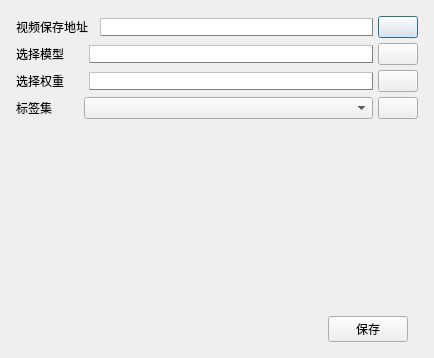
Shallowind/SADVS, file model_settings.ui: the form before one commit.
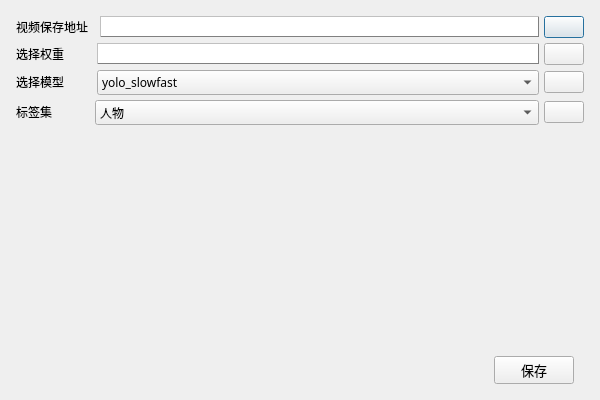
The form after the commit. Icons and pictures are not drawn.

Commit message: 继续接入模型

```diff
--- a/model_settings.ui
+++ b/model_settings.ui
@@ -6,8 +6,8 @@
    <rect>
     <x>0</x>
     <y>0</y>
-    <width>434</width>
-    <height>358</height>
+    <width>600</width>
+    <height>400</height>
    </rect>
   </property>
   <property name="windowTitle">
@@ -47,55 +47,22 @@
         </widget>
        </item>
        <item>
-        <widget class="QLineEdit" name="lineEdit">
+        <widget class="QLineEdit" name="save_address_edit">
+         <property name="font">
+          <font>
+           <family>微软雅黑</family>
+          </font>
+         </property>
          <property name="styleSheet">
           <string notr="true">border-width:1;border-style:outset;border-color:gray;</string>
          </property>
-        </widget>
-       </item>
-       <item>
-        <widget class="QPushButton" name="pushButton">
-         <property name="sizePolicy">
-          <sizepolicy hsizetype="Fixed" vsizetype="Fixed">
-           <horstretch>0</horstretch>
-           <verstretch>0</verstretch>
-          </sizepolicy>
+         <property name="readOnly">
+          <bool>true</bool>
          </property>
-         <property name="text">
-          <string/>
-         </property>
-         <property name="icon">
-          <iconset>
-           <normaloff>resources/op_icon/edit.png</normaloff>resources/op_icon/edit.png</iconset>
-         </property>
         </widget>
        </item>
-      </layout>
-     </item>
-     <item>
-      <layout class="QHBoxLayout" name="horizontalLayout_2" stretch="2,5,1">
        <item>
-        <widget class="QLabel" name="label_3">
-         <property name="sizePolicy">
-          <sizepolicy hsizetype="Fixed" vsizetype="Fixed">
-           <horstretch>0</horstretch>
-           <verstretch>0</verstretch>
-          </sizepolicy>
-         </property>
-         <property name="text">
-          <string>选择模型      </string>
-         </property>
-        </widget>
-       </item>
-       <item>
-        <widget class="QLineEdit" name="lineEdit_2">
-         <property name="styleSheet">
-          <string notr="true">border-width:1;border-style:outset;border-color:gray;</string>
-         </property>
-        </widget>
-       </item>
-       <item>
-        <widget class="QPushButton" name="pushButton_2">
+        <widget class="QPushButton" name="save_address_button">
          <property name="sizePolicy">
           <sizepolicy hsizetype="Fixed" vsizetype="Fixed">
            <horstretch>0</horstretch>
@@ -123,16 +90,29 @@
            <verstretch>0</verstretch>
           </sizepolicy>
          </property>
+         <property name="font">
+          <font>
+           <family>微软雅黑</family>
+          </font>
+         </property>
          <property name="text">
-          <string>选择权重      </string>
+          <string>选择权重         </string>
          </property>
         </widget>
        </item>
        <item>
-        <widget class="QLineEdit" name="lineEdit_3">
+        <widget class="QLineEdit" name="pt_edit">
+         <property name="font">
+          <font>
+           <family>微软雅黑</family>
+          </font>
+         </property>
          <property name="styleSheet">
           <string notr="true">border-width:1;border-style:outset;border-color:gray;</string>
          </property>
+         <property name="readOnly">
+          <bool>true</bool>
+         </property>
         </widget>
        </item>
        <item>
@@ -154,6 +134,70 @@
        </item>
       </layout>
      </item>
+     <item>
+      <layout class="QHBoxLayout" name="horizontalLayout_2" stretch="2,5,1">
+       <item>
+        <widget class="QLabel" name="label_3">
+         <property name="sizePolicy">
+          <sizepolicy hsizetype="Fixed" vsizetype="Fixed">
+           <horstretch>0</horstretch>
+           <verstretch>0</verstretch>
+          </sizepolicy>
+         </property>
+         <property name="font">
+          <font>
+           <family>微软雅黑</family>
+          </font>
+         </property>
+         <property name="text">
+          <string>选择模型         </string>
+         </property>
+        </widget>
+       </item>
+       <item>
+        <widget class="QComboBox" name="model_combox">
+         <property name="sizePolicy">
+          <sizepolicy hsizetype="Expanding" vsizetype="Fixed">
+           <horstretch>0</horstretch>
+           <verstretch>0</verstretch>
+          </sizepolicy>
+         </property>
+         <property name="font">
+          <font>
+           <family>微软雅黑</family>
+          </font>
+         </property>
+         <item>
+          <property name="text">
+           <string>yolo_slowfast</string>
+          </property>
+         </item>
+         <item>
+          <property name="text">
+           <string>yolov5</string>
+          </property>
+         </item>
+        </widget>
+       </item>
+       <item>
+        <widget class="QPushButton" name="model_select_button">
+         <property name="sizePolicy">
+          <sizepolicy hsizetype="Fixed" vsizetype="Fixed">
+           <horstretch>0</horstretch>
+           <verstretch>0</verstretch>
+          </sizepolicy>
+         </property>
+         <property name="text">
+          <string/>
+         </property>
+         <property name="icon">
+          <iconset>
+           <normaloff>resources/op_icon/alarm.png</normaloff>resources/op_icon/alarm.png</iconset>
+         </property>
+        </widget>
+       </item>
+      </layout>
+     </item>
      <item>
       <layout class="QHBoxLayout" name="horizontalLayout_4" stretch="2,5,1">
        <item>
@@ -164,8 +208,13 @@
            <verstretch>0</verstretch>
           </sizepolicy>
          </property>
+         <property name="font">
+          <font>
+           <family>微软雅黑</family>
+          </font>
+         </property>
          <property name="text">
-          <string>标签集        </string>
+          <string>标签集            </string>
          </property>
         </widget>
        </item>
@@ -177,9 +226,19 @@
            <verstretch>0</verstretch>
           </sizepolicy>
          </property>
+         <property name="font">
+          <font>
+           <family>微软雅黑</family>
+          </font>
+         </property>
          <property name="styleSheet">
           <string notr="true"/>
          </property>
+         <item>
+          <property name="text">
+           <string>人物</string>
+          </property>
+         </item>
         </widget>
        </item>
        <item>
@@ -220,6 +279,9 @@
         <property name="leftMargin">
          <number>0</number>
         </property>
+        <property name="topMargin">
+         <number>0</number>
+        </property>
         <property name="rightMargin">
          <number>0</number>
         </property>
@@ -249,7 +311,7 @@
              </sizepolicy>
             </property>
             <property name="text">
-             <string> </string>
+             <string/>
             </property>
            </widget>
           </item>
@@ -261,6 +323,18 @@
               <verstretch>0</verstretch>
              </sizepolicy>
             </property>
+            <property name="minimumSize">
+             <size>
+              <width>40</width>
+              <height>20</height>
+             </size>
+            </property>
+            <property name="font">
+             <font>
+              <family>微软雅黑</family>
+              <pointsize>10</pointsize>
+             </font>
+            </property>
             <property name="text">
              <string>保存</string>
             </property>
```
Left out of the diff: 13 changed lines with no effect on the pictures. The commit also changes 4 other files.
